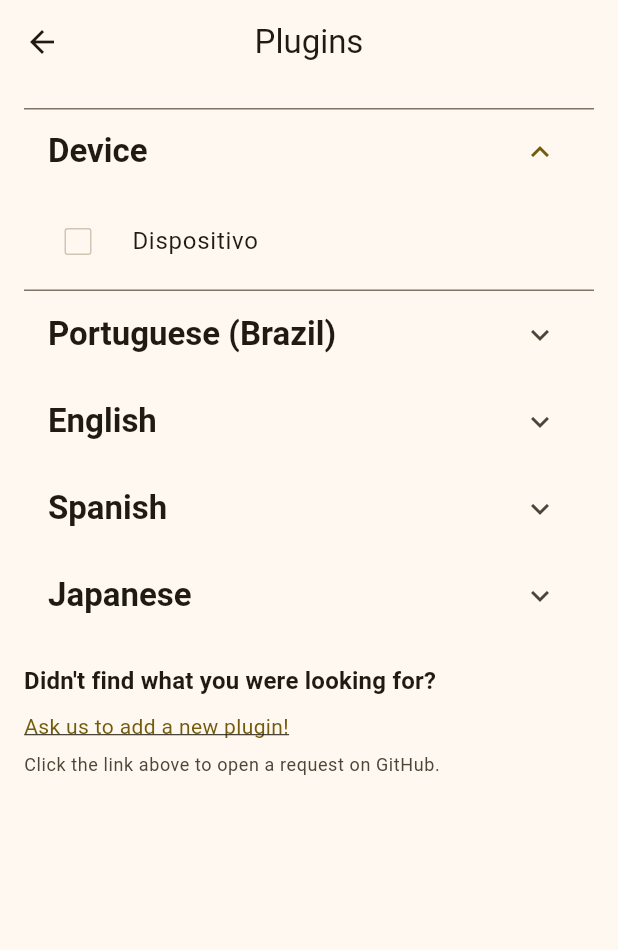
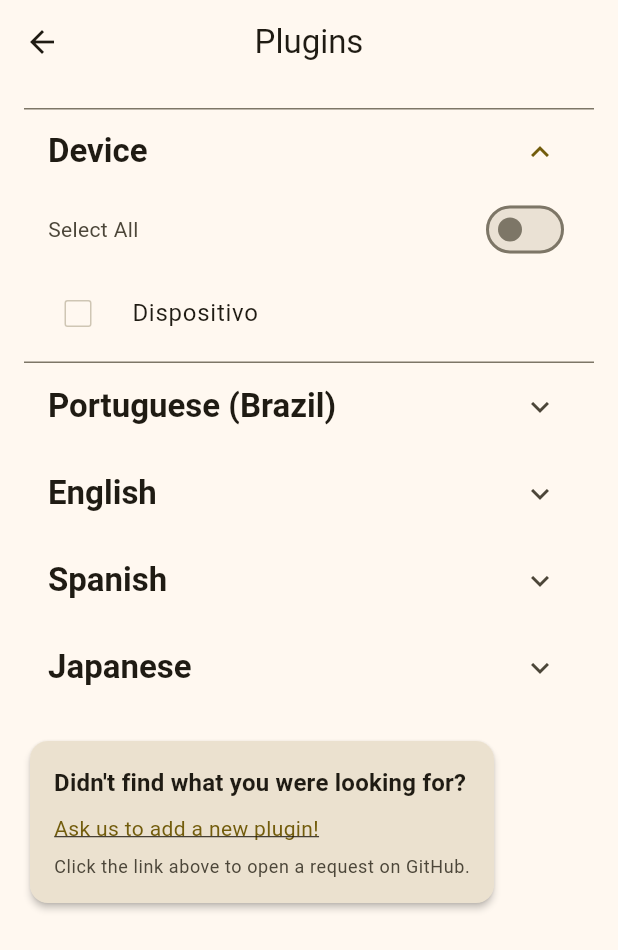
Before and after one commit to Luiz-eduardp/akashic_records, a Flutter app: the PluginsScreen screen opened by its route, after a tap on "Device", on a phone screen of 412 x 824 dp. Shown: the top 950 px of the screen. Run offline on Flutter 3.47's test engine with Material 3 defaults, Android fonts, the phone set to English and light mode, and no system bars; our stand-ins replace cached_network_image, file_picker, flutter_advanced_drawer, flutter_html, flutter_markdown, google_fonts and 7 more; missing offline and left inert: epubx, flutter_code_editor, highlight; accounts and stored records are empty; network calls fail.

Commit message:
fix(i18n): correct typos and add "Select All"
- Corrected typos in Japanese, Spanish,
  Portuguese, and English translations.
- Added "Select All" translation to all
  supported languages.

```diff
--- a/lib/assets/i18n/locale/i18n_en.json
+++ b/lib/assets/i18n/locale/i18n_en.json
@@ -73,7 +73,7 @@
   "Português (Brasil)": "Portuguese (Brazil)",
   "Inglês": "English",
   "Espanhol": "Spanish",
-  "Japones": "Japanese",
+  "Japonês": "Japanese",
   "Não encontrou o que procurava?": "Didn't find what you were looking for?",
   "Peça para adicionarmos um novo plugin!": "Ask us to add a new plugin!",
   "Clique no link acima para abrir uma solicitação no GitHub.": "Click the link above to open a request on GitHub.",
@@ -199,6 +199,7 @@
   "Novel deletada com sucesso.": "Novel deleted successfully.",
   "Erro ao deletar novel: ": "Error deleting novel:",
   "Estatísticas": "Statistics",
+  "Selecionar Todos": "Select All",
   "Nenhum plugin selecionado. Acesse as configurações para adicionar plugins.": "No plugins selected. Go to settings to add plugins",
   "O primeiro carregamento pode demorar um pouco devido à quantidade de informações": "The first load may take a while due to the amount of information"
 }
--- a/lib/assets/i18n/locale/i18n_es.json
+++ b/lib/assets/i18n/locale/i18n_es.json
@@ -73,7 +73,7 @@
   "Português (Brasil)": "Portugués (Brasil)",
   "Inglês": "Inglés",
   "Espanhol": "Español",
-  "Japones": "japonés",
+  "Japonês": "japonés",
   "Não encontrou o que procurava?": "¿No encontraste lo que buscabas?",
   "Peça para adicionarmos um novo plugin!": "¡Pide que agreguemos un nuevo plugin!",
   "Clique no link acima para abrir uma solicitação no GitHub.": "Haz clic en el enlace de arriba para abrir una solicitud en GitHub.",
@@ -199,6 +199,7 @@
   "Novel deletada com sucesso.": "Novela eliminada correctamente..",
   "Erro ao deletar novel: ": "Error al eliminar novela:",
   "Estatísticas": "Estadísticas",
+  "Selecionar Todos": "Seleccionar Todos",
   "Nenhum plugin selecionado. Acesse as configurações para adicionar plugins.": "No hay complementos seleccionados. Vaya a la configuración para agregar complementos",
   "O primeiro carregamento pode demorar um pouco devido à quantidade de informações": "La primera carga puede tardar un poco debido a la cantidad de información"
 }
--- a/lib/assets/i18n/locale/i18n_ja.json
+++ b/lib/assets/i18n/locale/i18n_ja.json
@@ -73,7 +73,7 @@
   "Português (Brasil)": "ポルトガル語（ブラジル）",
   "Inglês": "英語",
   "Espanhol": "スペイン語",
-  "Japones": "日本語",
+  "Japonês": "日本語",
   "Não encontrou o que procurava?": "お探しものが見つかりませんか？",
   "Peça para adicionarmos um novo plugin!": "新しいプラグインの追加をリクエストしてください！",
   "Clique no link acima para abrir uma solicitação no GitHub.": "上記のリンクをクリックして、GitHubでリクエストを開きます。",
@@ -199,6 +199,7 @@
   "Novel deletada com sucesso.": "「小説は正常に削除されました。」",
   "Erro ao deletar novel: ": "「小説の削除中にエラーが発生しました：」",
   "Estatísticas": "「統計」",
+  "Selecionar Todos": "「すべて選択」",
   "Nenhum plugin selecionado. Acesse as configurações para adicionar plugins.": "プラグインが選択されていません。設定からプラグインを追加してください。",
   "O primeiro carregamento pode demorar um pouco devido à quantidade de informações": "最初の読み込みは、情報の量のために少し時間がかかることがあります。"
 }
--- a/lib/assets/i18n/locale/i18n_pt.json
+++ b/lib/assets/i18n/locale/i18n_pt.json
@@ -73,7 +73,7 @@
   "Português (Brasil)": "Português (Brasil)",
   "Inglês": "Inglês",
   "Espanhol": "Espanhol",
-  "Japones": "Japones",
+  "Japonês": "Japonês",
   "Não encontrou o que procurava?": "Não encontrou o que procurava?",
   "Peça para adicionarmos um novo plugin!": "Peça para adicionarmos um novo plugin!",
   "Clique no link acima para abrir uma solicitação no GitHub.": "Clique no link acima para abrir uma solicitação no GitHub.",
@@ -199,6 +199,7 @@
   "Novel deletada com sucesso.": "Novel deletada com sucesso.",
   "Erro ao deletar novel: ": "Erro ao deletar novel: ",
   "Estatísticas": "Estatísticas",
+  "Selecionar Todos": "Selecionar Todos",
   "Nenhum plugin selecionado. Acesse as configurações para adicionar plugins.": "Nenhum plugin selecionado. Acesse as configurações para adicionar plugins.",
   "O primeiro carregamento pode demorar um pouco devido à quantidade de informações": "O primeiro carregamento pode demorar um pouco devido à quantidade de informações"
 }
--- a/lib/screens/plugins/plugins_screen.dart
+++ b/lib/screens/plugins/plugins_screen.dart
@@ -12,19 +12,42 @@ class PluginsScreen extends StatefulWidget {
 }
 
 class _PluginsScreenState extends State<PluginsScreen> {
+  Map<PluginLanguage, List<String>> pluginsByLanguage = {};
+  final Map<PluginLanguage, bool> _languageExpanded = {};
+
+  @override
+  void didChangeDependencies() {
+    super.didChangeDependencies();
+    final appState = Provider.of<AppState>(context, listen: false);
+    pluginsByLanguage = {};
+    appState.pluginInfo.forEach((name, info) {
+      if (!pluginsByLanguage.containsKey(info.language)) {
+        pluginsByLanguage[info.language] = [];
+        _languageExpanded[info.language] = false;
+      }
+      pluginsByLanguage[info.language]!.add(name);
+    });
+  }
+
+  void _toggleAll(PluginLanguage language, bool newValue) {
+    final appState = Provider.of<AppState>(context, listen: false);
+    final plugins = pluginsByLanguage[language] ?? [];
+    final updatedPlugins = Set<String>.from(appState.selectedPlugins);
+
+    setState(() {
+      if (newValue) {
+        updatedPlugins.addAll(plugins);
+      } else {
+        updatedPlugins.removeAll(plugins);
+      }
+      appState.setSelectedPlugins(updatedPlugins);
+    });
+  }
+
   @override
   Widget build(BuildContext context) {
     final appState = Provider.of<AppState>(context);
     Theme.of(context);
-    final selectedPlugins = appState.selectedPlugins;
-
-    final pluginsByLanguage = <PluginLanguage, List<String>>{};
-    appState.pluginInfo.forEach((name, info) {
-      if (!pluginsByLanguage.containsKey(info.language)) {
-        pluginsByLanguage[info.language] = [];
-      }
-      pluginsByLanguage[info.language]!.add(name);
-    });
 
     return Scaffold(
       appBar: AppBar(title: Text('Plugins'.translate), centerTitle: true),
@@ -38,9 +61,9 @@ class _PluginsScreenState extends State<PluginsScreen> {
                 if (pluginsByLanguage.containsKey(language))
                   _buildPluginSection(
                     context,
-                    _getLanguageName(language),
+                    language,
                     pluginsByLanguage[language]!,
-                    selectedPlugins,
+                    appState.selectedPlugins,
                     appState,
                   ),
               const SizedBox(height: 16),
@@ -61,7 +84,7 @@ class _PluginsScreenState extends State<PluginsScreen> {
       case PluginLanguage.es:
         return 'Espanhol'.translate;
       case PluginLanguage.ja:
-        return 'Japones'.translate;
+        return 'Japonês'.translate;
 
       case PluginLanguage.Local:
         return 'Dispositivo'.translate;
@@ -70,22 +93,49 @@ class _PluginsScreenState extends State<PluginsScreen> {
 
   Widget _buildPluginSection(
     BuildContext context,
-    String title,
+    PluginLanguage language,
     List<String> plugins,
     Set<String> selectedPlugins,
     AppState appState,
   ) {
     final theme = Theme.of(context);
+    final languageName = _getLanguageName(language);
+
     return ExpansionTile(
       title: Text(
-        title,
+        languageName,
         style: theme.textTheme.titleLarge?.copyWith(
           fontWeight: FontWeight.bold,
           color: theme.colorScheme.onSurface,
         ),
       ),
-      children:
-          plugins.map((plugin) {
+      initiallyExpanded: _languageExpanded[language] ?? false,
+      onExpansionChanged: (expanded) {
+        setState(() {
+          _languageExpanded[language] = expanded;
+        });
+      },
+      children: [
+        Padding(
+          padding: const EdgeInsets.symmetric(horizontal: 16.0),
+          child: Row(
+            mainAxisAlignment: MainAxisAlignment.spaceBetween,
+            children: [
+              Text(
+                'Selecionar Todos'.translate,
+                style: TextStyle(color: theme.colorScheme.onSurfaceVariant),
+              ),
+              Switch(
+                value: plugins.every(
+                  (plugin) => selectedPlugins.contains(plugin),
+                ),
+                onChanged: (newValue) => _toggleAll(language, newValue),
+                activeColor: theme.colorScheme.primary,
+              ),
+            ],
+          ),
+        ),
+        ...plugins.map((plugin) {
           return Padding(
             padding: const EdgeInsets.symmetric(
               vertical: 4.0,
@@ -117,13 +167,20 @@ class _PluginsScreenState extends State<PluginsScreen> {
               side: BorderSide(color: theme.colorScheme.outlineVariant),
             ),
           );
-          }).toList(),
+        }),
+      ],
     );
   }
 
   Widget _buildRequestPluginSection(BuildContext context) {
     final theme = Theme.of(context);
-    return Column(
+    return Card(
+      elevation: 2,
+      shape: RoundedRectangleBorder(borderRadius: BorderRadius.circular(12)),
+      color: theme.colorScheme.surfaceVariant,
+      child: Padding(
+        padding: const EdgeInsets.all(16.0),
+        child: Column(
           crossAxisAlignment: CrossAxisAlignment.start,
           children: [
             Text(
@@ -156,6 +213,8 @@ class _PluginsScreenState extends State<PluginsScreen> {
               ),
             ),
           ],
+        ),
+      ),
     );
   }
 }
```
Lines whose indentation alone changed are shown as unchanged.
